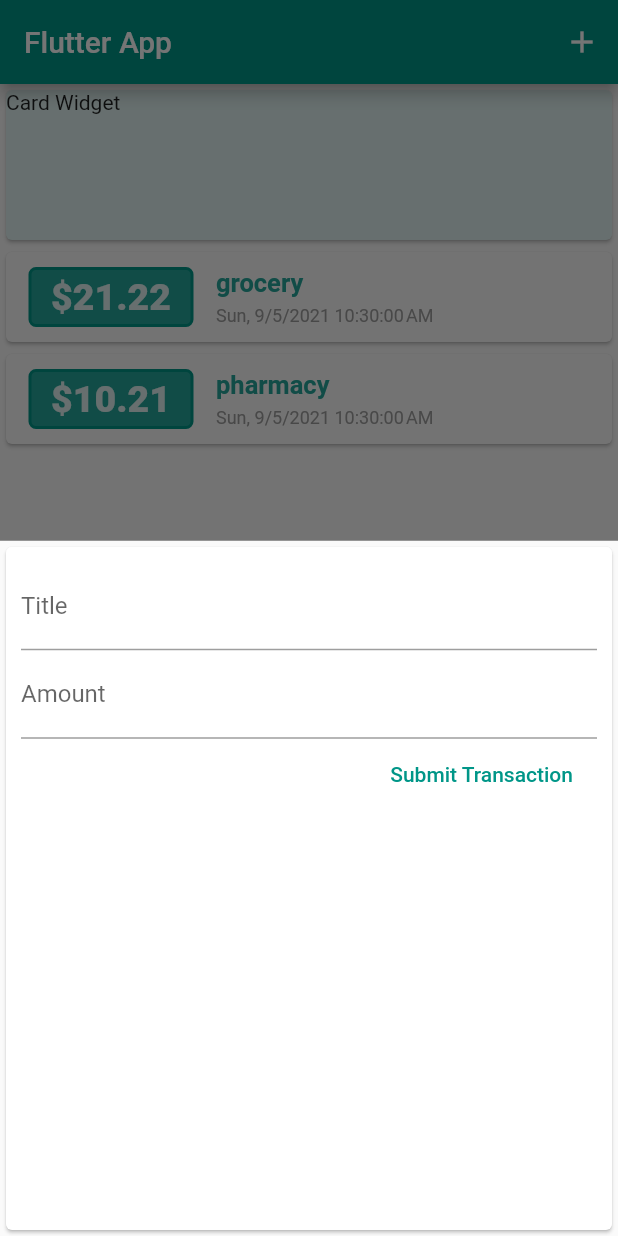
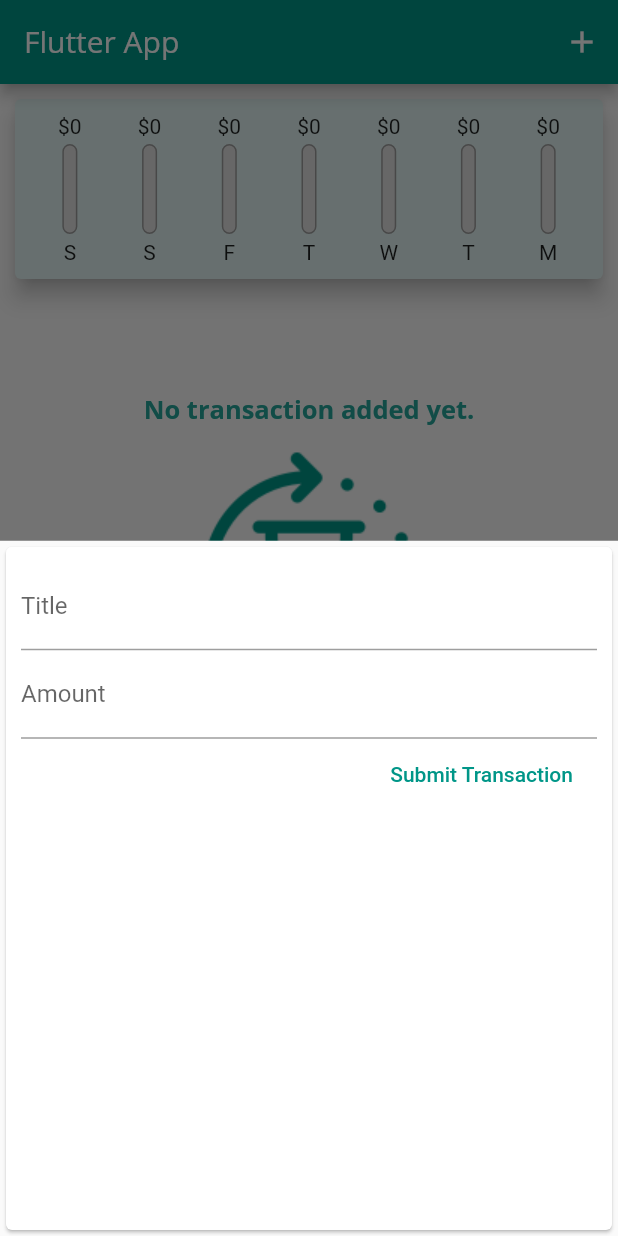
Before and after one commit to inisoultani/flutter-expense-planner, a Flutter app: the screen it shows after launch, after a tap on the "add" icon, on a phone screen of 412 x 824 dp. Run offline on Flutter 3.47's test engine with Material 2 defaults, Android fonts, the phone set to English and light mode, and no system bars.

Commit message:
Squashed commit of the following:
commit 8b70320fcf737f26b2d3ced843a672938ab5663b
Author: Muhammad Soultani <muhammad.soultani@tiket.com>
Date:   Sat Sep 4 20:57:55 2021 +0700

    learn combine FittedBox and Padding

commit c927ba2a732a4611207472fef646d122bd8260e2
Author: Muhammad Soultani <muhammad.soultani@tiket.com>
Date:   Sat Sep 4 02:36:56 2021 +0700

    fix chart bar growth from bottom to up

commit 8a50e505bbe9e85b3d9e8c0654a704280178467d
Author: Muhammad Soultani <muhammad.soultani@tiket.com>
Date:   Sat Sep 4 02:26:09 2021 +0700

    working chart bar

commit 83f6824c7d769daee0229cf44269a2a63001e84c
Author: Muhammad Soultani <muhammad.soultani@tiket.com>
Date:   Fri Sep 3 21:42:40 2021 +0700

    padding widget

commit c04a69170b50151c26b00556580beddcf3033e99
Author: Muhammad Soultani <muhammad.soultani@tiket.com>
Date:   Fri Sep 3 21:34:27 2021 +0700

    wiring up chart with userTransaction

commit 8f5309c0950b4fec588be1b9e4a7b064fb24d49e
Author: Muhammad Soultani <muhammad.soultani@tiket.com>
Date:   Fri Sep 3 21:21:56 2021 +0700

    inital chart

commit cdd7c458e65983d0de3f079f08629877da3ce814
Author: Muhammad Soultani <muhammad.soultani@tiket.com>
Date:   Fri Sep 3 01:37:38 2021 +0700

    text theme and add image

commit 70bba1ea323cd9ef4db7f5d7faf33b174bce39e8
Author: Muhammad Soultani <muhammad.soultani@tiket.com>
Date:   Thu Sep 2 02:24:56 2021 +0700

    dynamic font size for amount text and expose createNewTransaction

```diff
--- a/lib/main.dart
+++ b/lib/main.dart
@@ -15,6 +15,24 @@ class ExpensePlannerApp extends StatelessWidget {
       title: 'Flutter Demo',
       theme: ThemeData(
         primarySwatch: Colors.teal,
+        accentColor: Colors.tealAccent[400],
+        fontFamily: 'Quicksand',
+        textTheme: ThemeData.light().textTheme.copyWith(
+          headline6: TextStyle(
+            fontFamily: 'OpenSans',
+            fontSize: 17,
+            fontWeight: FontWeight.bold,
+            color: Colors.teal[400]
+          )
+        ),
+        appBarTheme: AppBarTheme(
+          textTheme: ThemeData.light().textTheme.copyWith(
+            title: TextStyle(
+              fontFamily: 'OpenSans',
+              fontSize: 20,
+            ),
+          ),
+        ),
       ),
       home: MyHomePage(),
     );
@@ -60,7 +78,7 @@ class _MyHomePageState extends State<MyHomePage> {
     showModalBottomSheet(
         context: context,
         builder: (buildContext) {
-          return TransactionForm(createNewTransaction: this._createNewTransaction);
+          return TransactionForm(createNewTransaction: userTransactionsGlobalKey.currentState!.createNewTransaction);
         });
   }
 
@@ -81,7 +99,7 @@ class _MyHomePageState extends State<MyHomePage> {
       ),
       floatingActionButton: FloatingActionButton(
         child: Icon(Icons.add),
-        onPressed: () => userTransactionsGlobalKey.currentState?.openModalBottomSheetNewTransaction(context),
+        onPressed: () => userTransactionsGlobalKey.currentState!.openModalBottomSheetNewTransaction(context),
       ),
       floatingActionButtonLocation: FloatingActionButtonLocation.centerDocked,
       bottomNavigationBar: BottomNavigationBar(
--- /dev/null
+++ b/lib/widgets/chart.dart
@@ -0,0 +1,86 @@
+import 'package:flutter/material.dart';
+import 'package:intl/intl.dart';
+import '../models/transaction.dart';
+import './chart_bar.dart';
+
+class Chart extends StatelessWidget {
+  final List<Transaction> recentTransactions;
+
+  Chart({required this.recentTransactions});
+
+  List<Map<String, Object>> get groupTransactions {
+    return List.generate(7, (index) {
+      final weekDay = DateTime.now().subtract(Duration(days: index));
+      var totalSum = 0.0;
+      for (int x = 0; x < this.recentTransactions.length; x++) {
+        if (this.recentTransactions[x].date.day == weekDay.day &&
+            this.recentTransactions[x].date.month == weekDay.month &&
+            this.recentTransactions[x].date.year == weekDay.year) {
+          totalSum += this.recentTransactions[x].amount;
+        }
+      }
+      return {
+        'day': DateFormat.E().format(weekDay).substring(0, 1),
+        'amount': totalSum,
+      };
+    });
+  }
+
+  double get totalSpending {
+    return groupTransactions.fold(
+        0.0,
+        (previousValue, element) =>
+            previousValue + double.parse(element['amount'].toString()));
+  }
+
+  List<Column> renderCharts() {
+    return this.groupTransactions.map((data) {
+      return Column(
+        children: [
+          Text('Day'),
+          Text('${data['day']}'),
+          Text('Total'),
+          Text('${data['amount']}'),
+        ],
+        mainAxisAlignment: MainAxisAlignment.center,
+      );
+    }).toList();
+  }
+
+  List<Flexible> renderChartsBar() {
+    return this.groupTransactions.map((data) {
+      print(
+          'amount : ${data['amount'].toString()}, total spending : $totalSpending, result : ${double.parse(data['amount'].toString()) / totalSpending}');
+      return Flexible(
+        fit: FlexFit.tight,
+        child: ChartBar(
+          label: data['day'].toString(),
+          spendingAmount: double.parse(data['amount'].toString()),
+          spendingPctTotal:
+             totalSpending > 0.0 ? double.parse(data['amount'].toString()) / totalSpending : totalSpending,
+        ),
+      );
+    }).toList();
+  }
+
+  @override
+  Widget build(BuildContext context) {
+    return Card(
+      elevation: 6,
+      margin: EdgeInsets.all(10),
+      color: Colors.teal[50],
+      child: Container(
+        child: Padding(
+          padding: const EdgeInsets.all(10),
+          child: Row(
+            children: [...renderChartsBar()],
+            crossAxisAlignment: CrossAxisAlignment.center,
+            mainAxisAlignment: MainAxisAlignment.spaceBetween,
+          ),
+        ),
+        width: double.infinity,
+        height: 120,
+      ),
+    );
+  }
+}
--- /dev/null
+++ b/lib/widgets/chart_bar.dart
@@ -0,0 +1,57 @@
+import 'package:flutter/material.dart';
+
+class ChartBar extends StatelessWidget {
+  final String label;
+  final double spendingAmount;
+  final double spendingPctTotal;
+
+  ChartBar(
+      {required this.label,
+      required this.spendingAmount,
+      required this.spendingPctTotal});
+
+  @override
+  Widget build(BuildContext context) {
+    //print('spendingPctTotal : $spendingPctTotal');
+    return Column(
+      children: [
+        FittedBox(child: Text('\$${spendingAmount.toStringAsFixed(0)}')),
+        SizedBox(
+          height: 4,
+        ),
+        Container(
+          height: 60,
+          width: 10,
+          child: Stack(
+            alignment: Alignment.bottomCenter,
+            children: [
+              Container(
+                decoration: BoxDecoration(
+                  border: Border.all(color: Colors.grey, width: 1.0),
+                  color: Colors.grey[300],
+                  borderRadius: BorderRadius.circular(10),
+                ),
+              ),
+              FractionallySizedBox(
+                heightFactor: this.spendingPctTotal,
+                alignment: Alignment.bottomCenter,
+                child: Container(
+                  decoration: BoxDecoration(
+                    color: Theme.of(context).primaryColor,
+                    borderRadius: BorderRadius.circular(10),
+                  ),
+                ),
+              )
+            ],
+          ),
+        ),
+        SizedBox(
+          height: 4,
+        ),
+        Text('$label'),
+      ],
+      mainAxisAlignment: MainAxisAlignment.center,
+    );
+  }
+}
+//_3nU2B\q^p@*?mD
--- a/lib/widgets/transaction_form.dart
+++ b/lib/widgets/transaction_form.dart
@@ -1,14 +1,20 @@
 import 'package:flutter/material.dart';
 
-class TransactionForm extends StatelessWidget {
-  final titleInputController = TextEditingController();
-  final amountInputController = TextEditingController();
+class TransactionForm extends StatefulWidget {
   final Function createNewTransaction;
 
   TransactionForm({required this.createNewTransaction});
 
+  @override
+  _TransactionFormState createState() => _TransactionFormState();
+}
+
+class _TransactionFormState extends State<TransactionForm> {
+  final titleInputController = TextEditingController();
+
+  final amountInputController = TextEditingController();
+
   void submitData() {
-
     var title = titleInputController.text;
     var amount = double.parse(amountInputController.text);
 
@@ -17,9 +23,11 @@ class TransactionForm extends StatelessWidget {
       return;
     }
 
-    this.createNewTransaction(title, amount);
+    this.widget.createNewTransaction(title, amount);
+
+    // close bottom sheet automatically when done submit
+    Navigator.of(context).pop();
   }
-
 
   @override
   Widget build(BuildContext context) {
--- a/lib/widgets/transaction_list.dart
+++ b/lib/widgets/transaction_list.dart
@@ -14,12 +14,17 @@ class _TransactionCard extends StatelessWidget {
       child: Row(
         children: [
           Container(
+            child: FittedBox(
+              child: Padding(
+                padding: EdgeInsets.only(right: 4, left: 4),
                 child: Text(
                   '\$${transaction.amount.toStringAsFixed(2)}',
                   style: TextStyle(
                       color: Colors.teal[50],
-                  fontSize: 25,
+                      fontSize: transaction.amount.toStringAsFixed(2).length > 6 ? 18 : 25,
                       fontWeight: FontWeight.w800),
+                ),
+              ),
             ),
             width: 110,
             height: 40,
@@ -35,11 +40,12 @@ class _TransactionCard extends StatelessWidget {
               Container(
                 child: Text(
                   transaction.title,
-                  style: TextStyle(
-                    color: Colors.teal[400],
-                    fontSize: 17,
-                    fontWeight: FontWeight.w700,
-                  ),
+                  style: Theme.of(context).textTheme.headline6,
+                  // style: TextStyle(
+                  //   color: Colors.teal[400],
+                  //   fontSize: 17,
+                  //   fontWeight: FontWeight.w700,
+                  // ),
                 ),
                 margin: EdgeInsets.only(bottom: 5),
               ),
@@ -75,7 +81,24 @@ class TransactionList extends StatelessWidget {
   Widget build(BuildContext context) {
     return Container(
       height: MediaQuery.of(context).size.height * 0.43,
-      child: ListView.builder(
+      child: this.userTransactions.isEmpty ?
+        Column(
+          children: [
+            Text(
+              'No transaction added yet.',
+              style: Theme.of(context).textTheme.headline6,
+            ),
+            ColorFiltered(
+              child: Image.asset('assets/images/waiting-hourglass.png'),
+              colorFilter: ColorFilter.mode(Colors.teal, BlendMode.srcATop)
+            )
+
+          ],
+          crossAxisAlignment: CrossAxisAlignment.center,
+          mainAxisAlignment: MainAxisAlignment.center,
+        )
+        :
+        ListView.builder(
           itemCount: this.userTransactions.length,
           itemBuilder: (context, idx) {
             print('idx : $idx');
@@ -83,13 +106,6 @@ class TransactionList extends StatelessWidget {
               transaction: this.userTransactions[idx],
             );
           },
-        // children: [
-        //   Column(
-        //     children: [
-        //       ...this.renderTransactionCards(),
-        //     ],
-        //   ),
-        // ],
         ),
     );
   }
--- a/lib/widgets/user_transactions.dart
+++ b/lib/widgets/user_transactions.dart
@@ -2,6 +2,7 @@ import 'package:flutter/material.dart';
 import './transaction_list.dart';
 import './transaction_form.dart';
 import '../models/transaction.dart';
+import '../widgets/chart.dart';
 
 class UserTransactions extends StatefulWidget {
   const UserTransactions({Key? key}) : super(key: key);
@@ -12,22 +13,32 @@ class UserTransactions extends StatefulWidget {
 
 class UserTransactionsState extends State<UserTransactions> {
   final List<Transaction> _userTransactions = [
-    Transaction(
-      id: 't1',
-      amount: 21.22,
-      title: 'grocery',
-      date: DateTime.now(),
-    ),
-    Transaction(
-      id: 't2',
-      amount: 10.21,
-      title: 'pharmacy',
-      date: DateTime.now(),
-    )
+    // Transaction(
+    //   id: 't1',
+    //   amount: 21.22,
+    //   title: 'grocery',
+    //   date: DateTime.now(),
+    // ),
+    // Transaction(
+    //   id: 't2',
+    //   amount: 10.21,
+    //   title: 'pharmacy',
+    //   date: DateTime.now(),
+    // )
   ];
 
+  List<Transaction> get _recentTransaction {
+    return this._userTransactions.where((transaction) {
+      return transaction.date.isAfter(
+        DateTime.now().subtract(
+          Duration(days: 7)
+        )
+      );
+    }).toList();
+  }
 
-  void _createNewTransaction(String title, double amount) {
+
+  void createNewTransaction(String title, double amount) {
     setState(() {
       _userTransactions.add(Transaction(
         id: DateTime.now().millisecondsSinceEpoch.toString(),
@@ -43,7 +54,7 @@ void openModalBottomSheetNewTransaction(BuildContext context) {
     showModalBottomSheet(
         context: context,
         builder: (buildContext) {
-          return TransactionForm(createNewTransaction: this._createNewTransaction);
+          return TransactionForm(createNewTransaction: this.createNewTransaction);
         });
   }
 
@@ -53,16 +64,7 @@ void openModalBottomSheetNewTransaction(BuildContext context) {
       mainAxisAlignment: MainAxisAlignment.start,
       crossAxisAlignment: CrossAxisAlignment.center,
       children: [
-        Card(
-          child: Container(
-            child: Text('Card Widget'),
-            width: double.infinity,
-            height: 100,
-          ),
-          elevation: 1,
-          color: Colors.teal[50],
-        ),
-        // TransactionForm(createNewTransaction: this._createNewTransaction,),
+        Chart(recentTransactions: this._recentTransaction,),
         TransactionList(userTransactions: this._userTransactions,),
       ],
     );
```
Also changed, not shown: pubspec.yaml (+14 -11 lines), assets/fonts/OpenSans-Bold.ttf (added), assets/fonts/OpenSans-Regular.ttf (added), assets/fonts/Quicksand-Bold.ttf (added), assets/fonts/Quicksand-Light.ttf (added), assets/fonts/Quicksand-Medium.ttf (added), assets/fonts/Quicksand-Regular.ttf (added), assets/images/waiting-hourglass.png (added). Lines whose indentation alone changed are shown as unchanged.
